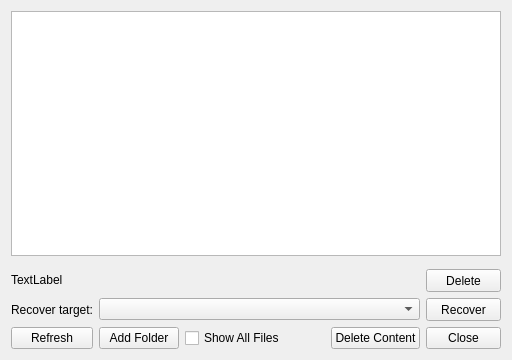
The window that SandboxiePlus/SandMan/Forms/RecoveryWindow.ui (sandboxie-plus/Sandboxie) describes before a commit, drawn with Qt 5.
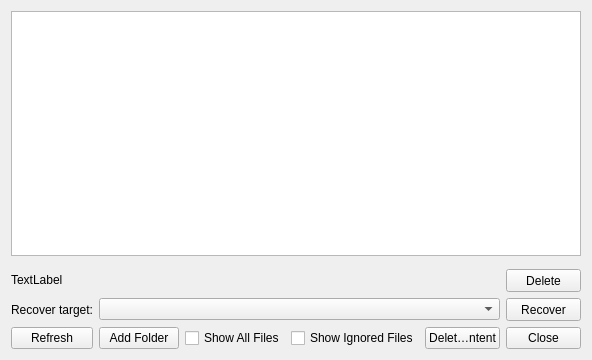
The same window after the commit.

Commit message: Add wildcard support for recovery patterns

Patch:
```diff
--- a/SandboxiePlus/SandMan/Forms/RecoveryWindow.ui
+++ b/SandboxiePlus/SandMan/Forms/RecoveryWindow.ui
@@ -115,17 +115,11 @@
         </widget>
        </item>
        <item row="6" column="3">
-        <spacer name="horizontalSpacer_2">
-         <property name="orientation">
-          <enum>Qt::Horizontal</enum>
-         </property>
-         <property name="sizeHint" stdset="0">
-          <size>
-           <width>40</width>
-           <height>20</height>
-          </size>
-         </property>
-        </spacer>
+       <widget class="QCheckBox" name="chkShowIgnored">
+        <property name="text">
+         <string>Show Ignored Files</string>
+        </property>
+       </widget>
        </item>
        <item row="4" column="5">
         <widget class="QToolButton" name="btnDelete">
```
Lines whose indentation alone changed are shown as unchanged. The commit also changes 10 other files.
